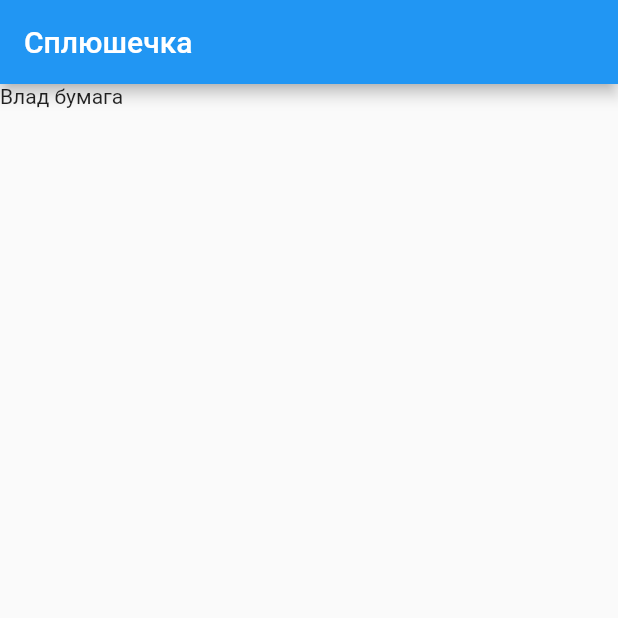
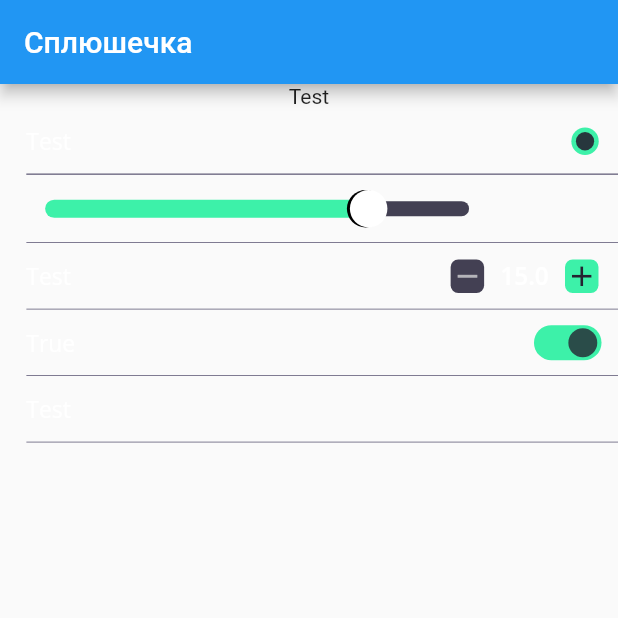
Before and after one commit to Den0110/splyshechka, a Flutter app: the screen it shows after launch, on a phone screen of 412 x 824 dp, the top half of it. Run offline on Flutter 3.47's test engine with Material 2 defaults, Android fonts, the phone set to English and light mode, and no system bars; drawn by our look-alikes of flutter_switch; our stand-ins replace flutter_screenutil, flutter_svg; project files that could hold a hidden picture were left out.

Commit message:
Feat: созданы виджеты параметров

```diff
--- a/lib/main.dart
+++ b/lib/main.dart
@@ -1,5 +1,12 @@
 import 'package:flutter/material.dart';
 import 'package:flutter_screenutil/flutter_screenutil.dart';
+import 'package:my_pillow/widgets/options_list/active_widget.dart';
+import 'package:my_pillow/widgets/options_list/check_element.dart';
+import 'package:my_pillow/widgets/options_list/list_element.dart';
+import 'package:my_pillow/widgets/options_list/slider_element.dart';
+import 'package:my_pillow/widgets/options_list/stepper_element.dart';
+import 'package:my_pillow/widgets/options_list/switch_element.dart';
+import 'package:my_pillow/widgets/options_list/value_element.dart';
 
 void main() {
   runApp(const MyApp());
@@ -49,7 +56,13 @@
       body: SingleChildScrollView(
         child: Column(
           children: [
-            Text('Влад бумага'),
+            ActiveWidget(isActive: true, child: Text('Test')),
+            CheckElement(title: 'Test', isActive: true, value: true , onChanged:(){}),
+            ListElement(isActive: true),
+            SliderElement(isActive: true, value: 15.5, minValue: 1.0, maxValue: 20.0, onChanged: (a){}),
+            StepperElement(title: 'Test', isActive: true, value: 15, onIncrease: (){}, onDecrease: (){}),
+            SwitchElement(title: 'True', isActive: true, value: true, onChanged: (a){}),
+            ValueElement(title: 'Test', isActive: true),
           ],
         ),
       ),
--- /dev/null
+++ b/lib/widgets/options_list/active_widget.dart
@@ -0,0 +1,29 @@
+import 'package:flutter/material.dart';
+
+class ActiveWidget extends StatelessWidget {
+  const ActiveWidget({
+    super.key,
+    required this.isActive,
+    this.onTap,
+    required this.child,
+  });
+
+  final bool isActive;
+  final VoidCallback? onTap;
+  final Widget child;
+
+  @override
+  Widget build(BuildContext context) {
+    return isActive
+        ? InkWell(
+            onTap: onTap,
+            child: child,
+          )
+        : IgnorePointer(
+            child: Opacity(
+              opacity: 0.4,
+              child: child,
+            ),
+          );
+  }
+}
--- /dev/null
+++ b/lib/widgets/options_list/check_element.dart
@@ -0,0 +1,41 @@
+import 'package:flutter/material.dart';
+import 'package:my_pillow/widgets/options_list/list_element.dart';
+import 'package:my_pillow/widgets/switchers/sleep_checkbox/sleep_checkbox.dart';
+
+class CheckElement extends StatelessWidget {
+  const CheckElement({
+    super.key,
+    required this.title,
+    required this.isActive,
+    required this.value,
+    required this.onChanged,
+    this.iconAsset,
+    this.verticalPadding,
+  });
+
+  final String title;
+  final bool isActive;
+  final bool value;
+  final VoidCallback onChanged;
+  final String? iconAsset;
+  final double? verticalPadding;
+
+  @override
+  Widget build(BuildContext context) {
+    return ListElement(
+      verticalPadding: verticalPadding,
+      title: title,
+      isActive: isActive,
+      onTap: () {
+        onChanged();
+      },
+      arrowIfTappable: false,
+      iconAsset: iconAsset,
+      rightPadding: 5.0,
+      child: SleepCheckbox(
+        value: value,
+        onChanged: onChanged,
+      ),
+    );
+  }
+}
--- /dev/null
+++ b/lib/widgets/options_list/list_element.dart
@@ -0,0 +1,133 @@
+
+import 'package:flutter/material.dart';
+import 'package:flutter_screenutil/flutter_screenutil.dart';
+import 'package:flutter_svg/svg.dart';
+import 'package:my_pillow/utils/app_colors.dart';
+import 'package:my_pillow/utils/app_text_styles.dart';
+import 'package:my_pillow/widgets/options_list/active_widget.dart';
+
+class ListElement extends StatelessWidget {
+  const ListElement({
+    super.key,
+    this.title,
+    required this.isActive,
+    this.onTap,
+    this.subtitle,
+    this.iconAsset,
+    this.titleColor,
+    this.child,
+    this.arrowIfTappable = true,
+    this.rightPadding = 10.0,
+    this.leftPadding,
+    this.verticalPadding,
+    this.iconSize,
+  });
+
+  final String? title;
+  final bool isActive;
+  final VoidCallback? onTap;
+  final String? subtitle;
+  final Widget? child;
+  final Color? titleColor;
+  final String? iconAsset;
+  final bool arrowIfTappable;
+  final double rightPadding;
+  final double? leftPadding;
+  final double? verticalPadding;
+  final Size? iconSize;
+
+  static final _defaultLeftPadding = 16.w;
+  static final _defaultVerticalPadding = 11.h;
+
+  double get _verticalPadding {
+    return verticalPadding ?? _defaultVerticalPadding;
+  }
+
+  @override
+  Widget build(BuildContext context) {
+    return Column(
+      children: [
+        ActiveWidget(
+          onTap: onTap,
+          isActive: isActive,
+          child: Padding(
+            padding: EdgeInsets.only(
+              left: leftPadding ?? _defaultLeftPadding,
+            ),
+            child: IntrinsicHeight(
+              child: Row(
+                children: [
+                  iconAsset != null
+                      ? Padding(
+                          padding: EdgeInsets.only(
+                            right: 10.0.w,
+                          ),
+                          child: SizedBox(
+                            height: iconSize?.height,
+                            width: iconSize?.width,
+                            child: SvgPicture.asset(iconAsset!),
+                          ),
+                        )
+                      : const Center(),
+                  title != null
+                      ? Expanded(
+                          child: Padding(
+                            padding: EdgeInsets.symmetric(
+                              vertical: _verticalPadding,
+                            ),
+                            child: Column(
+                              crossAxisAlignment: CrossAxisAlignment.start,
+                              mainAxisAlignment: MainAxisAlignment.center,
+                              children: [
+                                Text(
+                                  title!,
+                                  style: AppTextStyles.bodyStyle.copyWith(
+                                    color: titleColor ?? AppColors.white,
+                                  ),
+                                ),
+                                subtitle != null
+                                    ? Text(
+                                        subtitle!,
+                                        style: AppTextStyles.subtitleStyle
+                                            .copyWith(
+                                          color: (titleColor ?? AppColors.white)
+                                              .withOpacity(0.5),
+                                        ),
+                                      )
+                                    : const Center(),
+                              ],
+                            ),
+                          ),
+                        )
+                      : const Center(),
+                  child ?? const Center(),
+                  (onTap != null && arrowIfTappable)
+                      ? Icon(
+                          Icons.arrow_forward_ios,
+                          color: AppColors.white,
+                          size: 19.r,
+                        )
+                      : const Center(),
+                  SizedBox(
+                    width: rightPadding.w,
+                  )
+                ],
+              ),
+            ),
+          ),
+        ),
+        Align(
+          alignment: Alignment.bottomCenter,
+          child: Padding(
+            padding: EdgeInsets.only(left: leftPadding ?? _defaultLeftPadding),
+            child: const Divider(
+              thickness: 0.5,
+              height: 0,
+              color: AppColors.brightGrey,
+            ),
+          ),
+        ),
+      ],
+    );
+  }
+}
--- /dev/null
+++ b/lib/widgets/options_list/slider_element.dart
@@ -0,0 +1,44 @@
+
+import 'package:flutter/material.dart';
+import 'package:flutter_screenutil/flutter_screenutil.dart';
+import 'package:my_pillow/widgets/options_list/list_element.dart';
+import 'package:my_pillow/widgets/switchers/sleep_slider/sleep_slider.dart';
+
+class SliderElement extends StatelessWidget {
+  const SliderElement({
+    super.key,
+    required this.isActive,
+    required this.value,
+    this.iconAsset,
+    required this.minValue,
+    required this.maxValue,
+    required this.onChanged,
+  });
+
+  final bool isActive;
+  final double value;
+  final double minValue;
+  final double maxValue;
+  final void Function(double) onChanged;
+  final String? iconAsset;
+
+  @override
+  Widget build(BuildContext context) {
+    return ListElement(
+      isActive: isActive,
+      iconAsset: iconAsset,
+      rightPadding: 0.0,
+      child: SizedBox(
+        width: 280.w,
+        height: 45.h,
+        child: SleepSlider(
+          value: value,
+          maxValue: maxValue,
+          minValue: minValue,
+          onChanged: onChanged,
+          showValueLabel: false,
+        ),
+      ),
+    );
+  }
+}
--- /dev/null
+++ b/lib/widgets/options_list/stepper_element.dart
@@ -0,0 +1,50 @@
+
+import 'package:flutter/material.dart';
+import 'package:my_pillow/widgets/options_list/list_element.dart';
+import 'package:my_pillow/widgets/switchers/sleep_stepper/sleep_stepper.dart';
+
+class StepperElement extends StatelessWidget {
+  const StepperElement({
+    super.key,
+    required this.title,
+    required this.isActive,
+    required this.value,
+    required this.onIncrease,
+    required this.onDecrease,
+    this.isActiveMinus = true,
+    this.isActivePlus = true,
+    this.iconAsset,
+    this.verticalPadding,
+    this.iconSize,
+  });
+
+  final bool isActivePlus;
+  final bool isActiveMinus;
+  final String title;
+  final bool isActive;
+  final num value;
+  final VoidCallback onIncrease;
+  final VoidCallback onDecrease;
+  final String? iconAsset;
+  final double? verticalPadding;
+  final Size? iconSize;
+
+  @override
+  Widget build(BuildContext context) {
+    return ListElement(
+      iconSize: iconSize,
+      title: title,
+      isActive: isActive,
+      iconAsset: iconAsset,
+      verticalPadding: verticalPadding,
+      rightPadding: 2.0,
+      child: SleepStepper(
+        value: value,
+        onIncrease: onIncrease,
+        onDecrease: onDecrease,
+        isActiveMinus: isActiveMinus,
+        isActivePlus: isActivePlus,
+      ),
+    );
+  }
+}
--- /dev/null
+++ b/lib/widgets/options_list/switch_element.dart
@@ -0,0 +1,41 @@
+
+import 'package:flutter/material.dart';
+import 'package:my_pillow/widgets/options_list/list_element.dart';
+import 'package:my_pillow/widgets/switchers/sleep_switch/sleep_switch.dart';
+
+class SwitchElement extends StatelessWidget {
+  const SwitchElement({
+    super.key,
+    required this.title,
+    required this.isActive,
+    required this.value,
+    required this.onChanged,
+    this.iconAsset,
+    this.verticalPadding,
+  });
+
+  final String title;
+  final bool isActive;
+  final bool value;
+  final void Function(bool) onChanged;
+  final String? iconAsset;
+  final double? verticalPadding;
+
+  @override
+  Widget build(BuildContext context) {
+    return ListElement(
+      verticalPadding: verticalPadding,
+      title: title,
+      isActive: isActive,
+      iconAsset: iconAsset,
+      onTap: () {
+        onChanged(!value);
+      },
+      arrowIfTappable: false,
+      child: SleepSwitch(
+        value: value,
+        onChanged: onChanged,
+      ),
+    );
+  }
+}
--- /dev/null
+++ b/lib/widgets/options_list/value_element.dart
@@ -0,0 +1,57 @@
+
+import 'package:flutter/material.dart';
+import 'package:flutter_screenutil/flutter_screenutil.dart';
+import 'package:my_pillow/utils/app_colors.dart';
+import 'package:my_pillow/utils/app_text_styles.dart';
+import 'package:my_pillow/widgets/options_list/list_element.dart';
+
+class ValueElement extends StatelessWidget {
+  const ValueElement({
+    super.key,
+    required this.title,
+    this.titleColor,
+    this.subTitle,
+    required this.isActive,
+    this.iconAsset,
+    this.value,
+    this.valueColor,
+    this.onTap,
+    this.verticalPadding,
+  });
+
+  final String title;
+  final Color? titleColor;
+  final String? subTitle;
+  final bool isActive;
+  final String? iconAsset;
+  final Object? value;
+  final Color? valueColor;
+  final VoidCallback? onTap;
+  final double? verticalPadding;
+
+  @override
+  Widget build(BuildContext context) {
+    return ListElement(
+      verticalPadding: verticalPadding,
+      title: title,
+      subtitle: subTitle,
+      titleColor: titleColor,
+      isActive: isActive,
+      iconAsset: iconAsset,
+      onTap: onTap,
+      child: value != null
+          ? Row(
+              children: [
+                Text(
+                  value.toString(),
+                  style: AppTextStyles.bodyStyle.copyWith(
+                    color: valueColor ?? AppColors.white,
+                  ),
+                ),
+                SizedBox(width: 0.h),
+              ],
+            )
+          : null,
+    );
+  }
+}
--- /dev/null
+++ b/lib/widgets/switchers/sleep_checkbox/sleep_checkbox.dart
@@ -0,0 +1,44 @@
+import 'package:flutter/material.dart';
+import 'package:flutter_screenutil/flutter_screenutil.dart';
+import 'package:my_pillow/utils/app_colors.dart';
+
+class SleepCheckbox extends StatelessWidget {
+  const SleepCheckbox({
+    super.key,
+    required this.value,
+    required this.onChanged,
+  });
+
+  final bool value;
+  final VoidCallback onChanged;
+
+  @override
+  Widget build(BuildContext context) {
+    return GestureDetector(
+      behavior: HitTestBehavior.translucent,
+      onTap: onChanged,
+      child: SizedBox(
+        height: 30.h,
+        width: 30.w,
+        child: Center(
+          child: Container(
+            height: 18.h,
+            decoration: BoxDecoration(
+              color: value ? AppColors.green : AppColors.mediumGrey,
+              shape: BoxShape.circle,
+            ),
+            padding: EdgeInsets.all(3.r),
+            child: Center(
+              child: Container(
+                decoration: BoxDecoration(
+                  color: AppColors.darkGrey.withOpacity(0.9),
+                  shape: BoxShape.circle,
+                ),
+              ),
+            ),
+          ),
+        ),
+      ),
+    );
+  }
+}
--- /dev/null
+++ b/lib/widgets/switchers/sleep_slider/sleep_slider.dart
@@ -0,0 +1,40 @@
+import 'package:flutter/material.dart';
+import 'package:flutter_screenutil/flutter_screenutil.dart';
+import 'package:my_pillow/utils/app_colors.dart';
+import 'package:my_pillow/utils/sleep_thumb_shape.dart';
+
+class SleepSlider extends StatelessWidget {
+  const SleepSlider({
+    super.key,
+    required this.minValue,
+    required this.maxValue,
+    required this.value,
+    required this.onChanged,
+    this.showValueLabel = true,
+  });
+
+  final double minValue;
+  final double maxValue;
+  final double value;
+  final void Function(double) onChanged;
+  final bool showValueLabel;
+
+  @override
+  Widget build(BuildContext context) {
+    return SliderTheme(
+      data: SliderThemeData(
+        overlayShape: SliderComponentShape.noOverlay,
+        trackHeight: 10.h,
+        thumbShape: SleepThumbShape(val: value, showValueLabel: showValueLabel),
+        activeTrackColor: AppColors.green,
+        inactiveTrackColor: AppColors.mediumGrey,
+      ),
+      child: Slider(
+        min: minValue,
+        max: maxValue,
+        onChanged: onChanged,
+        value: value,
+      ),
+    );
+  }
+}
--- /dev/null
+++ b/lib/widgets/switchers/sleep_stepper/sleep_stepper.dart
@@ -0,0 +1,68 @@
+import 'package:flutter/material.dart';
+import 'package:flutter_screenutil/flutter_screenutil.dart';
+import 'package:my_pillow/utils/app_colors.dart';
+import 'package:my_pillow/utils/app_text_styles.dart';
+import 'package:my_pillow/widgets/options_list/active_widget.dart';
+import 'package:my_pillow/widgets/switchers/sleep_stepper/small_square_button.dart';
+
+class SleepStepper extends StatelessWidget {
+  const SleepStepper({
+    super.key,
+    required this.value,
+    required this.onIncrease,
+    required this.onDecrease,
+    this.isActiveMinus=true,
+    this.isActivePlus=true,
+    this.incColor = AppColors.green,
+    this.decColor = AppColors.mediumGrey,
+    this.incIconColor = AppColors.lightGrey,
+    this.decIconColor = AppColors.darkGrey,
+  });
+  final bool isActivePlus;
+  final bool isActiveMinus;
+  final num value;
+  final VoidCallback onIncrease;
+  final VoidCallback onDecrease;
+  final Color incColor;
+  final Color decColor;
+  final Color incIconColor;
+  final Color decIconColor;
+
+  @override
+  Widget build(BuildContext context) {
+    return Row(
+      children: [
+        ActiveWidget(
+          isActive: isActiveMinus,
+          child: SmallSquareButton(
+            color: decColor,
+            onTap: onDecrease,
+            child: Icon(
+              Icons.remove,
+              size: 22.r,
+              color: incIconColor,
+            ),
+          ),
+        ),
+        Text(
+          value.toStringAsFixed(1),
+          style: AppTextStyles.smallHeaderStyle.copyWith(
+            color: Colors.white,
+          ),
+        ),
+        ActiveWidget(
+          isActive: isActivePlus,
+          child: SmallSquareButton(
+            color: incColor,
+            onTap: onIncrease,
+            child: Icon(
+              Icons.add,
+              size: 22.0.r,
+              color: decIconColor,
+            ),
+          ),
+        ),
+      ],
+    );
+  }
+}
--- /dev/null
+++ b/lib/widgets/switchers/sleep_stepper/small_square_button.dart
@@ -0,0 +1,39 @@
+import 'package:flutter/material.dart';
+import 'package:flutter_screenutil/flutter_screenutil.dart';
+
+class SmallSquareButton extends StatelessWidget {
+  const SmallSquareButton({
+    super.key,
+    required this.child,
+    required this.color,
+    required this.onTap,
+  });
+
+  final Widget child;
+  final Color color;
+  final VoidCallback onTap;
+
+  @override
+  Widget build(BuildContext context) {
+    return GestureDetector(
+      behavior: HitTestBehavior.translucent,
+      onTap: onTap,
+      child: SizedBox(
+        height: 40.h,
+        width: 40.w,
+        child: Center(
+          child: Container(
+            alignment: Alignment.center,
+            decoration: BoxDecoration(
+              color: color,
+              borderRadius: BorderRadius.circular(5.r),
+            ),
+            height: 22.r,
+            width: 22.r,
+            child: Center(child: child),
+          ),
+        ),
+      ),
+    );
+  }
+}
--- /dev/null
+++ b/lib/widgets/switchers/sleep_switch/sleep_switch.dart
@@ -0,0 +1,30 @@
+import 'package:flutter/material.dart';
+import 'package:flutter_screenutil/flutter_screenutil.dart';
+import 'package:flutter_switch/flutter_switch.dart';
+import 'package:my_pillow/utils/app_colors.dart';
+
+class SleepSwitch extends StatelessWidget {
+  const SleepSwitch({
+    super.key,
+    required this.value,
+    required this.onChanged,
+  });
+
+  final bool value;
+  final void Function(bool) onChanged;
+
+  @override
+  Widget build(BuildContext context) {
+    return FlutterSwitch(
+      width: 41.w,
+      height: 23.h,
+      toggleSize: 19.w,
+      padding: 2.r,
+      toggleColor: AppColors.darkGrey.withOpacity(0.8),
+      activeColor: AppColors.green,
+      inactiveColor: AppColors.blue,
+      value: value,
+      onToggle: onChanged,
+    );
+  }
+}
--- a/pubspec.yaml
+++ b/pubspec.yaml
@@ -18,7 +18,7 @@ publish_to: 'none' # Remove this line if you wish to publish to pub.dev
 version: 1.0.0+1
 
 environment:
-  sdk: ">=2.16.1 <3.0.0"
+  sdk: ">=2.17.0 <3.0.0"
 
 # Dependencies specify other packages that your package needs in order to work.
 # To automatically upgrade your package dependencies to the latest versions
@@ -29,7 +29,7 @@ environment:
 dependencies:
   flutter:
     sdk: flutter
-
+  flutter_switch: ^0.3.2
 
   # The following adds the Cupertino Icons font to your application.
   # Use with the CupertinoIcons class for iOS style icons.
```
Also changed, not shown: pubspec.lock.
